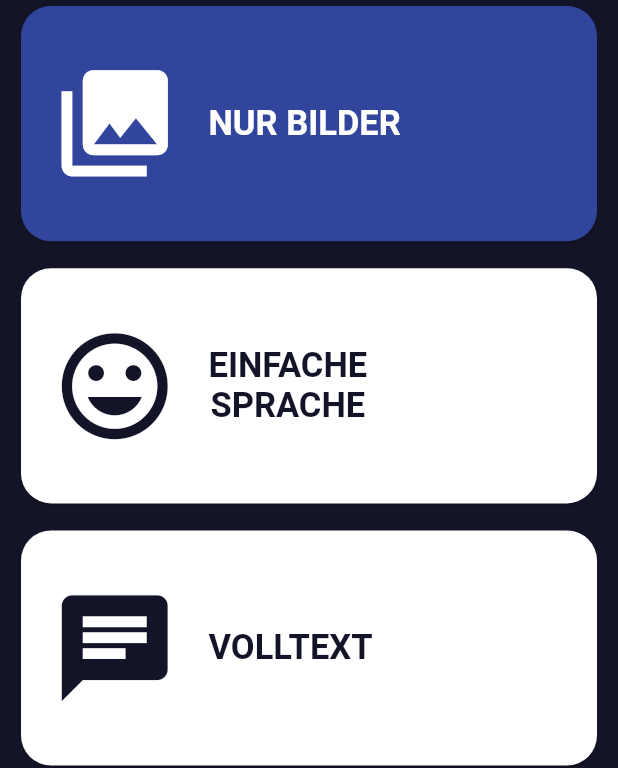
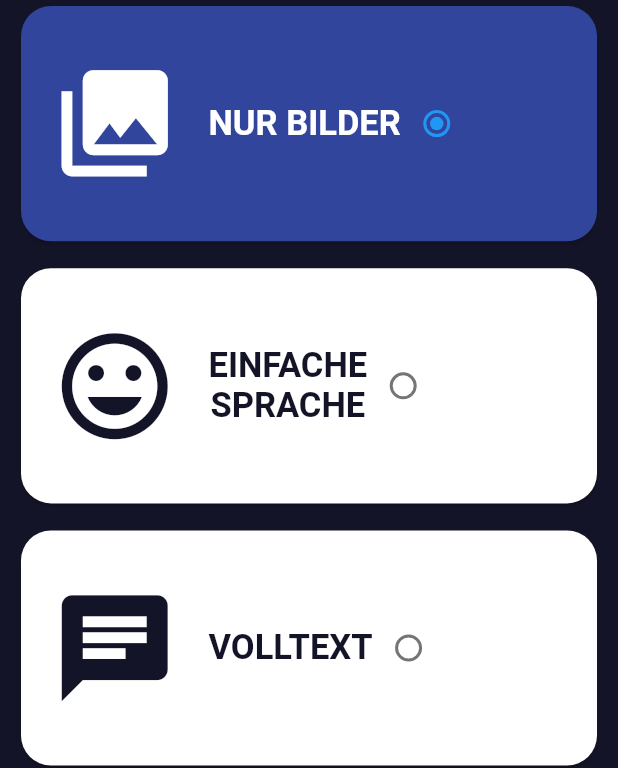
Before and after one commit to arsomesan/JoMa, a Flutter app: the SelectView screen opened directly, on a phone screen of 412 x 824 dp. Shown: the part 195-963 px from the top of the screen. Run offline on Flutter 3.47's test engine with Material 2 defaults, Android fonts, the phone set to English and light mode, and no system bars; our stand-ins replace animated_splash_screen, carousel_slider, flutter_map, flutter_svg, flutter_svg_provider, font_awesome_flutter and 3 more; accounts and stored records are empty; network calls fail.

Commit message:
RadioButtons select

```diff
--- a/lib/screens/screen_select_view.dart
+++ b/lib/screens/screen_select_view.dart
@@ -9,9 +9,14 @@ import 'package:joma/materials/button.dart';
 import 'package:joma/screens/screen_home.dart';
 import 'package:get/get.dart';
 import 'package:joma/materials/assets.dart';
+import 'package:flutter/material.dart';
+
+enum Choice { bild, einfach,voll }
 
 class SelectView extends StatelessWidget {
   final ViewController viewController = Get.put(ViewController());
+
+  Choice? _character = Choice.bild;
 
   @override
   Widget build(BuildContext context) {
@@ -34,7 +39,9 @@ class SelectView extends StatelessWidget {
               //Card1: nur Bilder
               GetBuilder<ViewController>(
                 builder: (_) {
+                Choice? _character = Choice.bild;
                   return Container(
+
                     margin: const EdgeInsets.fromLTRB(10, 20, 10, 10),
                     width: MediaQuery.of(context).size.width,
                     height: MediaQuery.of(context).size.height * .20,
@@ -77,6 +84,17 @@ class SelectView extends StatelessWidget {
                                   ),
                                   textAlign: TextAlign.center),
                             ),
+
+                            new Row(
+                              mainAxisAlignment: MainAxisAlignment.end,
+                              children: [
+                                new Radio(
+                                  value: 0,
+                                  groupValue: _.state,
+                                 onChanged: (Choice) {}
+                                ),
+                              ],
+                            ),
                           ],
                         ),
                         color: (() {
@@ -98,6 +116,7 @@ class SelectView extends StatelessWidget {
               //Card2: Leichte Sprache
               GetBuilder<ViewController>(
                 builder: (_) {
+                  Choice? _character = Choice.einfach;
                   return Container(
                   margin: const EdgeInsets.fromLTRB(10, 0, 10, 10),
                     width: MediaQuery.of(context).size.width,
@@ -166,6 +185,16 @@ class SelectView extends StatelessWidget {
                                 ],
                               ),
                             ),
+                            new Row(
+                              mainAxisAlignment: MainAxisAlignment.end,
+                              children: [
+                                new Radio(
+                                    value: 1,
+                                    groupValue: _.state,
+                                    onChanged: (Choice) {}
+                                ),
+                              ],
+                            ),
                           ],
                         ),
                         color: (() {
@@ -187,6 +216,7 @@ class SelectView extends StatelessWidget {
               //Card3: Volltext
               GetBuilder<ViewController>(
                 builder: (_) {
+                  Choice? _character = Choice.voll;
                   return Container(
                     margin: const EdgeInsets.fromLTRB(10, 0, 10, 10),
                     width: MediaQuery.of(context).size.width,
@@ -230,6 +260,16 @@ class SelectView extends StatelessWidget {
                                   ),
                                   textAlign: TextAlign.center),
                             ),
+                            new Row(
+                              mainAxisAlignment: MainAxisAlignment.end,
+                              children: [
+                                new Radio(
+                                    value: 2,
+                                    groupValue: _.state,
+                                    onChanged: (Choice) {}
+                                ),
+                              ],
+                            ),
                           ],
                         ),
                         color: (() {
@@ -259,9 +299,40 @@ class SelectView extends StatelessWidget {
                     },
                   )),
             ],
+
           ),
         ),
       ),
     );
   }
+  }
+
+
+  TextEditingController nameController = TextEditingController();
+  int _radioValue = 0;
+
+  void _handleRadioValueChange(int value) {
+    setState(() {
+      _radioValue = value;
+
+      switch (_radioValue) {
+        case 0:
+          break;
+        case 1:
+          break;
+        case 2:
+          break;
+      }
+    });
+  }
+
+void setState(Null Function() param0) {
 }
+
+
+/*
+(Choice) {
+setState(() {
+_character = voll;
+});
+*/
```
